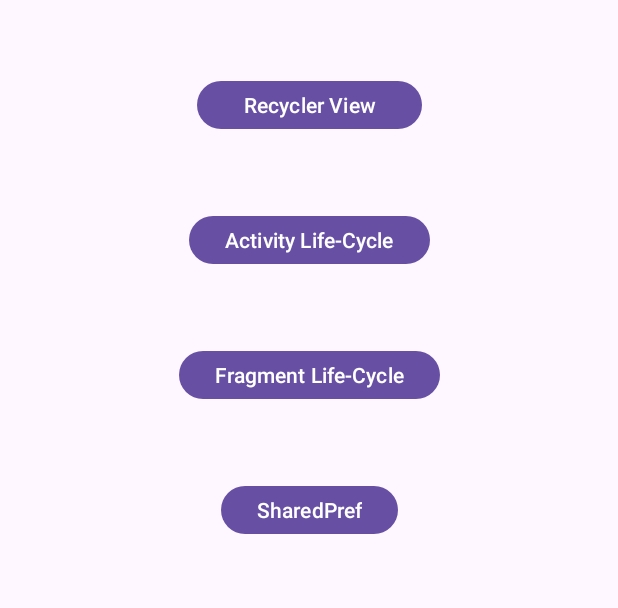
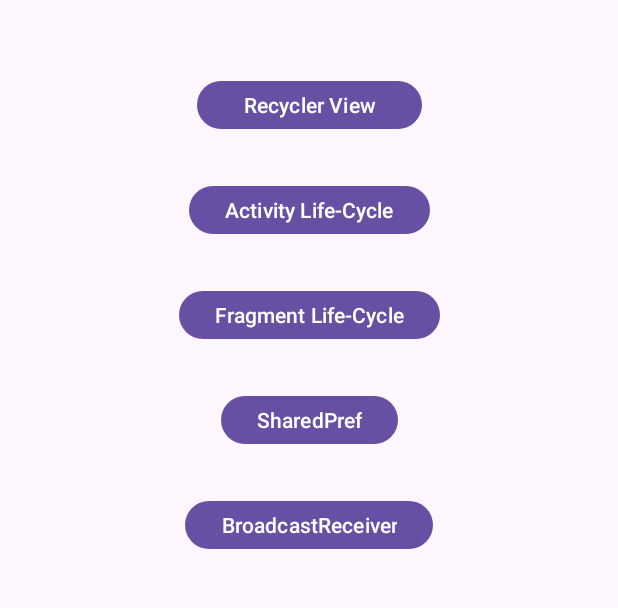
Before and after one commit to Rahulbitcot/Learning_App, an Android app: the screen it shows after launch (MainActivity), on a phone screen of 412 x 824 dp, the part 60-668 px from its top. Run offline under Robolectric (Android 15) with nearby library versions, the phone set to English and light mode, and no system bars.

Commit message:
BroadcastReceiver

```diff
--- a/app/src/main/AndroidManifest.xml
+++ b/app/src/main/AndroidManifest.xml
@@ -13,6 +13,9 @@
         android:supportsRtl="true"
         android:theme="@style/Theme.LearningApp"
         tools:targetApi="31">
+        <activity
+            android:name=".broadcast_reciever.BroadcastReceiverActivity"
+            android:exported="false" />
         <activity
             android:name=".database.SharedPref"
             android:exported="false" />
--- a/app/src/main/java/com/example/learningapp/MainActivity.kt
+++ b/app/src/main/java/com/example/learningapp/MainActivity.kt
@@ -3,9 +3,9 @@ package com.example.learningapp
 import com.example.learningapp.recyclerView.RecyclerViewActivity
 import android.content.Intent
 import android.os.Bundle
-import android.widget.Toast
 import androidx.appcompat.app.AppCompatActivity
 import com.example.learningapp.activityLifeCycle.ActivityLifeCycle
+import com.example.learningapp.broadcast_reciever.BroadcastReceiverActivity
 import com.example.learningapp.database.SharedPref
 import com.example.learningapp.databinding.ActivityMainBinding
 import com.example.learningapp.fragmentLifeCycle.FragmentLifeCycle
@@ -26,6 +26,8 @@ class MainActivity : AppCompatActivity() {
         onBtnClick(binding.btActivityLifecycle ,ActivityLifeCycle::class.java )
         onBtnClick(binding.btFragmentLifeCycle ,FragmentLifeCycle::class.java )
         onBtnClick(binding.btSharedPref , SharedPref::class.java )
+        onBtnClick(binding.btBroadcastReceiver , BroadcastReceiverActivity::class.java )
+
 
     }
 
--- a/app/src/main/res/layout/activity_main.xml
+++ b/app/src/main/res/layout/activity_main.xml
@@ -40,7 +40,7 @@
         android:layout_width="wrap_content"
         android:layout_height="40dp"
         android:text="@string/activity_life_cycle"
-        android:layout_marginTop="50dp"
+        android:layout_marginTop="30dp"
         app:layout_constraintTop_toBottomOf="@+id/btRecyclerView"
         app:layout_constraintStart_toStartOf="parent"
         app:layout_constraintEnd_toEndOf="parent"/>
@@ -50,7 +50,7 @@
         android:layout_width="wrap_content"
         android:layout_height="40dp"
         android:text="@string/fragment_life_cycle"
-        android:layout_marginTop="50dp"
+        android:layout_marginTop="30dp"
         app:layout_constraintTop_toBottomOf="@+id/btActivityLifecycle"
         app:layout_constraintStart_toStartOf="parent"
         app:layout_constraintEnd_toEndOf="parent"/>
@@ -60,9 +60,19 @@
         android:layout_width="wrap_content"
         android:layout_height="40dp"
         android:text="@string/sharedpref"
-        android:layout_marginTop="50dp"
+        android:layout_marginTop="30dp"
         app:layout_constraintTop_toBottomOf="@+id/btFragmentLifeCycle"
         app:layout_constraintStart_toStartOf="parent"
         app:layout_constraintEnd_toEndOf="parent"/>
 
+    <com.google.android.material.button.MaterialButton
+        android:id="@+id/btBroadcastReceiver"
+        android:layout_width="wrap_content"
+        android:layout_height="40dp"
+        android:text="@string/broadcastreceiver"
+        android:layout_marginTop="30dp"
+        app:layout_constraintTop_toBottomOf="@+id/btSharedPref"
+        app:layout_constraintStart_toStartOf="parent"
+        app:layout_constraintEnd_toEndOf="parent"/>
+
 </androidx.constraintlayout.widget.ConstraintLayout>
--- a/app/src/main/res/values/strings.xml
+++ b/app/src/main/res/values/strings.xml
@@ -22,4 +22,6 @@
     <string name="fragment1">Fragment 1</string>
     <string name="sharedpref">SharedPref</string>
     <string name="sharedprefToolbar">SharedPref</string>
+    <string name="broadcastreceiver">BroadcastReceiver</string>
+    <string name="turn_on_off_flight_mode_to_see_the_toast">Turn On/Off flight mode to see the toast</string>
 </resources>
```
Also changed, not shown: app/src/main/java/com/example/learningapp/broadcast_reciever/AirPlanModeReceiver.kt (added, +29 -0 lines), app/src/main/java/com/example/learningapp/broadcast_reciever/BroadcastReceiverActivity.kt (added, +27 -0 lines), app/src/main/res/layout/activity_broadcast_receiver.xml (added, +20 -0 lines).
